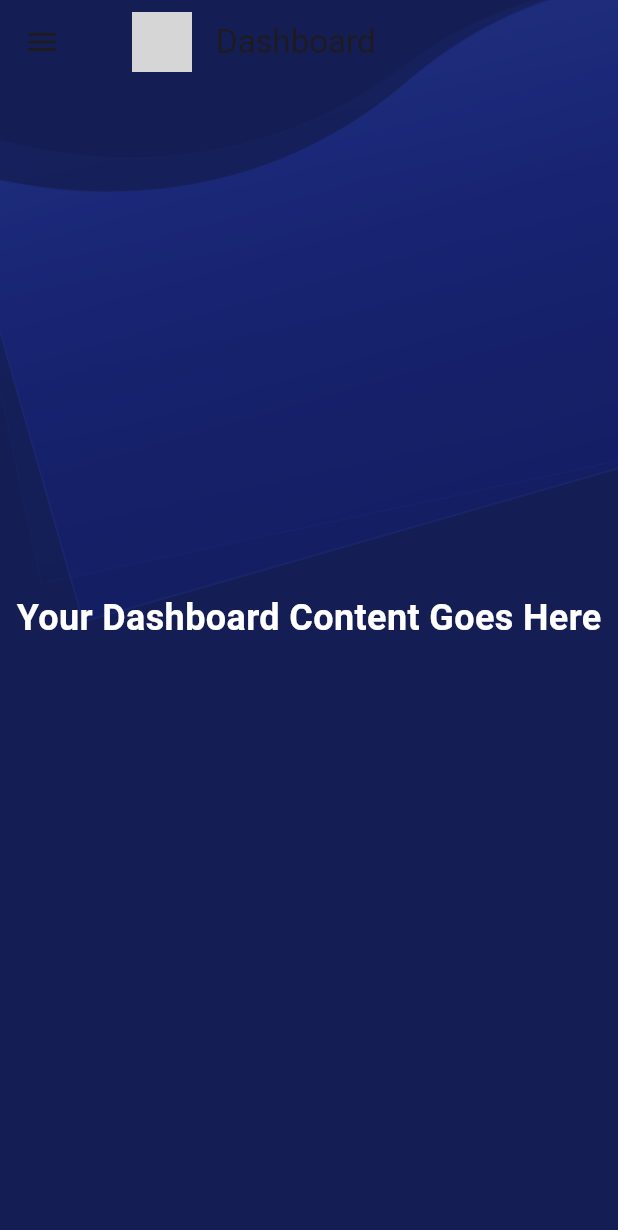
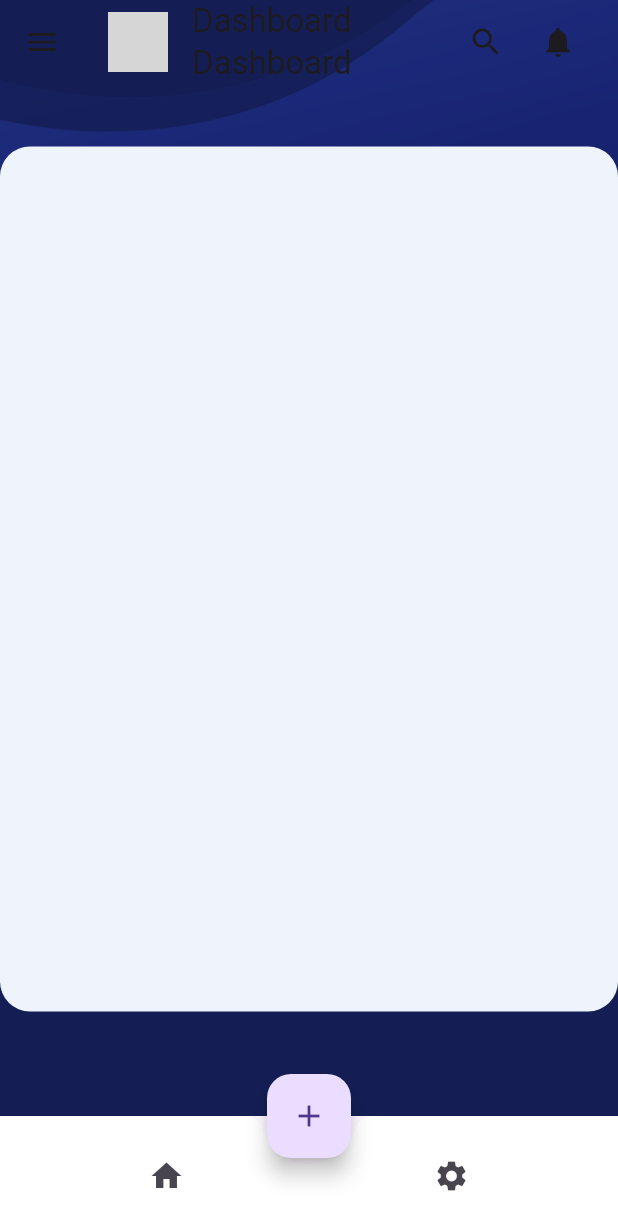
Before and after one commit to AjaryyaB/TaskManagement, a Flutter app: the Dashboard screen opened directly, on a phone screen of 412 x 824 dp. Shown: the top 1230 px of the screen. Run offline on Flutter 3.47's test engine with Material 3 defaults, Android fonts, the phone set to English and light mode, and no system bars; grey boxes are pictures that could not be loaded.

Commit message:
bottom app bar

```diff
--- a/TaskManagement/lib/Dashboard.dart
+++ b/TaskManagement/lib/Dashboard.dart
@@ -1,5 +1,6 @@
 import 'package:flutter/cupertino.dart';
 import 'package:flutter/material.dart';
+import 'package:taskmanagement/constants/AppConstants.dart';
 import 'package:taskmanagement/constants/BackgroundImage.dart';
 
 class Dashboard extends StatefulWidget {
@@ -22,13 +23,14 @@ class _DashboardState extends State<Dashboard> {
       body: Stack(
         children: [
           BackgroundStack(
-            child: Center(
-              child: Text(
-                'Your Dashboard Content Goes Here',
-                style: TextStyle(
-                  color: Colors.white,
-                  fontSize: 24.0,
-                  fontWeight: FontWeight.bold,
+            child: Padding(
+              padding: const EdgeInsets.only(top:28.0),
+              child: Container(
+               // width: screenWidth*1.5,
+                height: screenHeight *0.70,
+                decoration: BoxDecoration(
+                  color: AppConstants.cardbackground,
+                  borderRadius: BorderRadius.circular(20.0),
                 ),
               ),
             ),
@@ -40,19 +42,26 @@ class _DashboardState extends State<Dashboard> {
             child: AppBar(
               title: Row(
                 children: [
-                  // IconButton(
-                  //   icon: Icon(Icons.menu),
-                  //   onPressed: () {
-                  //     _scaffoldKey.currentState?.openDrawer();
-                  //   },
-                  // ),
-                  SizedBox(width: 16), // Add some space between the menu icon and the circular avatar
                   CircleAvatar(
-                    radius: 20, // Adjust the radius as needed
-                    backgroundImage: AssetImage('assets/your_photo.jpg'), // Replace with your actual photo
+                    radius: 20,
+                    backgroundImage: AssetImage('assets/your_photo.jpg'),
                   ),
-                  SizedBox(width: 16), // Add some space between the circular avatar and the title
-                  Text('Dashboard'),
+                  SizedBox(width: 16),
+                  Column(
+                    children: [
+                      Text('Dashboard'),
+                      Text('Dashboard'),
+                    ],
+                  ),
+                  Spacer(),
+                  IconButton(
+                    icon: Icon(Icons.search),
+                    onPressed: () {},
+                  ),
+                  IconButton(
+                    icon: Icon(Icons.notifications),
+                    onPressed: () {},
+                  ),
                 ],
               ),
               backgroundColor: Colors.transparent,
@@ -93,6 +102,34 @@ class _DashboardState extends State<Dashboard> {
           ],
         ),
       ),
+      floatingActionButtonLocation: FloatingActionButtonLocation.centerDocked,
+      floatingActionButton: FloatingActionButton(
+        onPressed: () {
+          // Handle the floating action button tap
+        },
+        child: Icon(Icons.add),
+      ),
+      bottomNavigationBar: BottomAppBar(
+        color: Colors.white,
+        shape: CircularNotchedRectangle(),
+        child: Row(
+          mainAxisAlignment: MainAxisAlignment.spaceAround,
+          children: [
+            IconButton(
+              icon: Icon(Icons.home),
+              onPressed: () {
+                // Handle home button tap
+              },
+            ),
+            IconButton(
+              icon: Icon(Icons.settings),
+              onPressed: () {
+                // Handle settings button tap
+              },
+            ),
+          ],
+        ),
+      ),
     );
   }
 }
--- a/TaskManagement/lib/LandingPage.dart
+++ b/TaskManagement/lib/LandingPage.dart
@@ -1,6 +1,7 @@
 import 'package:flutter/cupertino.dart';
 import 'package:flutter/material.dart';
 import 'package:taskmanagement/Dashboard.dart';
+import 'package:taskmanagement/Login.dart';
 import 'package:taskmanagement/constants/AppConstants.dart';
 import 'package:taskmanagement/constants/BackgroundImage.dart';
 import 'package:taskmanagement/constants/AppConstants.dart';
@@ -66,7 +67,7 @@ class _LandingPageState extends State<LandingPage> {
 
                     Navigator.push(
                       context,
-                      MaterialPageRoute(builder: (context) => Dashboard()),
+                      MaterialPageRoute(builder: (context) => Login()),
                     );
                   },
                   child: Text("Let's Start",style: TextStyle(
--- a/TaskManagement/lib/main.dart
+++ b/TaskManagement/lib/main.dart
@@ -5,5 +5,6 @@ import 'package:taskmanagement/Login.dart';
 void main() {
   runApp(MaterialApp(
     debugShowCheckedModeBanner: false,
-    home: Login(),));
+    home: LandingPage(),
+  ));
 }
```
